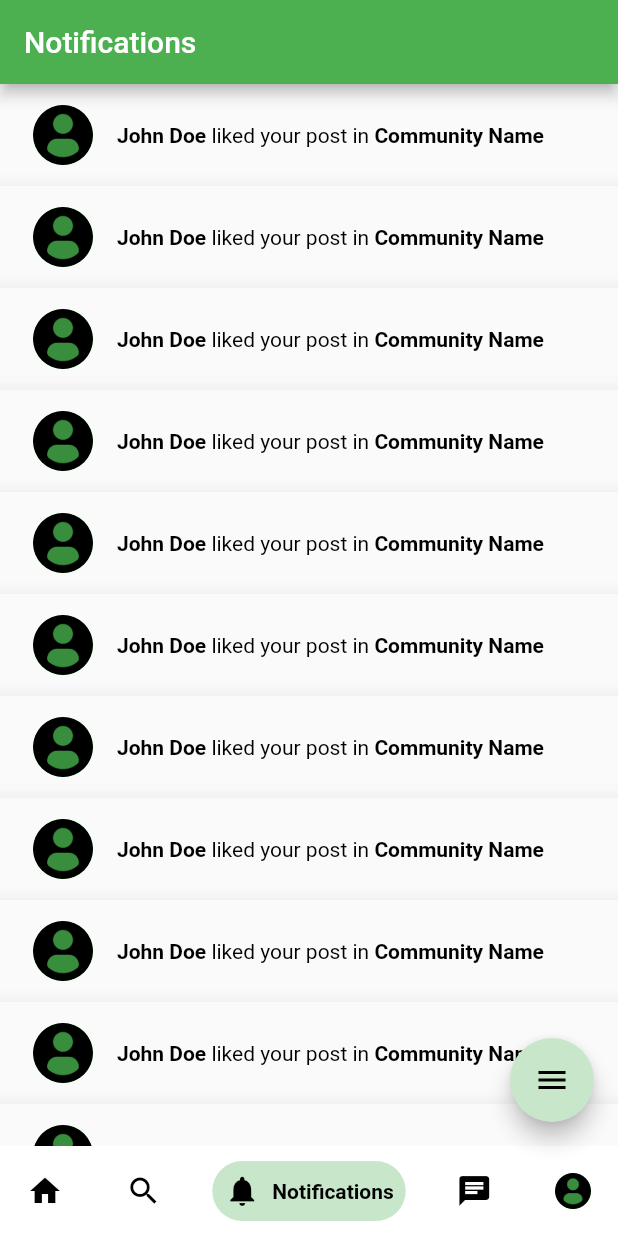
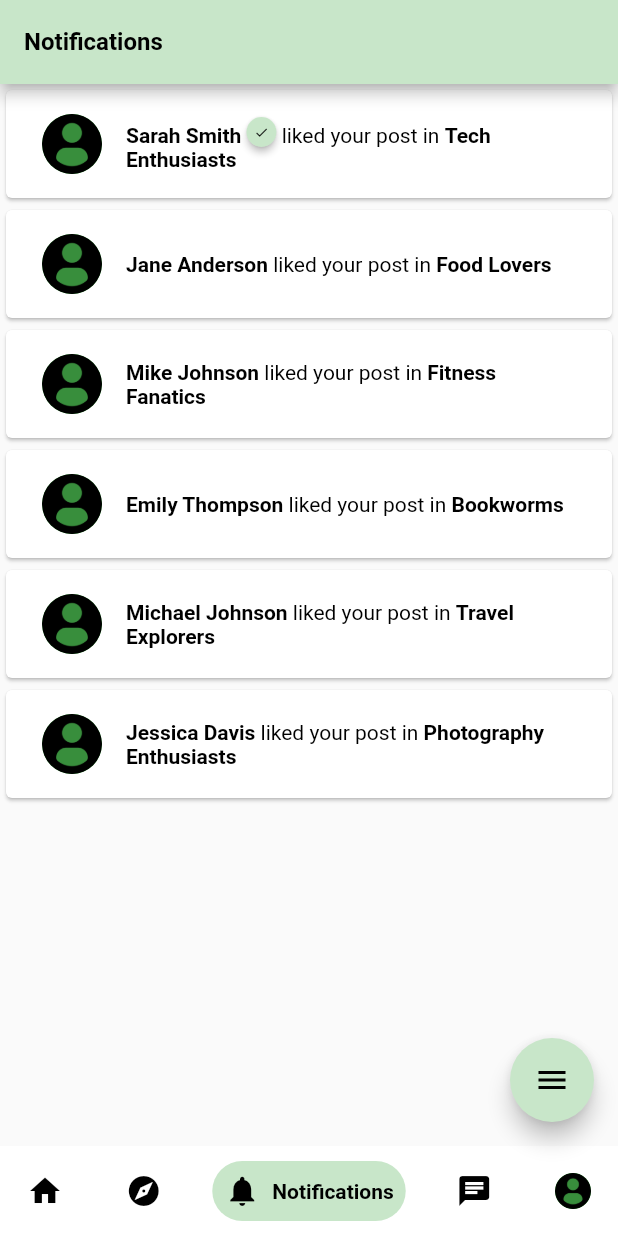
Before and after one commit to Smit2553/dialogue-social, a Flutter app: the screen it shows after launch, item 3 of the bottom bar chosen, on a phone screen of 412 x 824 dp. Run offline on Flutter 3.47's test engine with Material 2 defaults, Android fonts, the phone set to English and light mode, and no system bars; drawn by our look-alikes of badges, flutter_speed_dial, google_nav_bar; our stand-ins replace carousel_slider, image_picker; network calls fail.

Commit message:
General Improvments to everything Search page is now discover page Updated everything to sage green Added verified tags to everything

```diff
--- a/lib/components/chat_components.dart
+++ b/lib/components/chat_components.dart
@@ -82,7 +82,6 @@ class ChatBox extends StatelessWidget {
                           ),
                         ),
                         if (isVerified) ...[
-                          const SizedBox(width: 8.0),
                           badges.Badge(
                             badgeAnimation: const badges.BadgeAnimation.scale(
                               toAnimate: false,
--- a/lib/components/notification_message.dart
+++ b/lib/components/notification_message.dart
@@ -1,41 +1,69 @@
 import 'package:flutter/material.dart';
+import 'package:badges/badges.dart' as badges;
 
 class NotificationComponent extends StatelessWidget {
   final String communityName;
   final String userName;
   final String description;
+  final bool? isVerified;
 
   const NotificationComponent({
     Key? key,
     required this.communityName,
     required this.userName,
     required this.description,
+    this.isVerified = false,
   }) : super(key: key);
 
   @override
   Widget build(BuildContext context) {
-    return Material(
-      elevation: 12,
+    return SizedBox(
+      width: double.infinity,
+      child: Card(
+        elevation: 1,
         child: Padding(
-        padding: const EdgeInsets.all(6.0),
+          padding: const EdgeInsets.all(8.0),
           child: ListTile(
-          leading: CircleAvatar(
+            leading: const CircleAvatar(
               backgroundImage: AssetImage('assets/images/profile_picture.png'),
             ),
             title: RichText(
               text: TextSpan(
-              style: TextStyle(color: Colors.black),
+                style: const TextStyle(color: Colors.black),
                 children: [
                   TextSpan(
                     text: userName,
-                  style: TextStyle(fontWeight: FontWeight.bold),
+                    style: const TextStyle(fontWeight: FontWeight.bold),
                   ),
-                TextSpan(text: ' ' + description + ' '),
+                  if (isVerified == true)
+                    TextSpan(
+                      text: ' ',
+                      children: [
+                        WidgetSpan(
+                          child: badges.Badge(
+                            badgeAnimation: const badges.BadgeAnimation.scale(
+                              toAnimate: false,
+                            ),
+                            badgeContent: const Icon(
+                              Icons.check,
+                              size: 10.0,
+                              color: Colors.black,
+                            ),
+                            badgeStyle: badges.BadgeStyle(
+                              badgeColor: Colors.green.shade100,
+                              shape: badges.BadgeShape.instagram,
+                            ),
+                          ),
+                        ),
+                      ],
+                    ),
+                  TextSpan(text: ' $description '),
                   TextSpan(
                     text: communityName,
-                  style: TextStyle(fontWeight: FontWeight.bold),
+                    style: const TextStyle(fontWeight: FontWeight.bold),
                   ),
                 ],
+              ),
             ),
           ),
         ),
--- a/lib/homepage.dart
+++ b/lib/homepage.dart
@@ -1,7 +1,7 @@
 import 'package:flutter/material.dart';
 import 'package:google_nav_bar/google_nav_bar.dart';
 import 'package:dialogue_social/pages/home.dart';
-import 'package:dialogue_social/pages/search.dart';
+import 'package:dialogue_social/pages/discover.dart';
 import 'package:dialogue_social/pages/notifications.dart';
 import 'package:dialogue_social/pages/profile.dart';
 import 'package:dialogue_social/pages/chat.dart';
@@ -17,7 +17,7 @@ class HomePage extends StatefulWidget {
 
 class _HomePageState extends State<HomePage> {
   int _currentIndex = 0;
-  int badge = 1;
+  int unreadNotifications = 1;
 
   void _navigateBottomBar(int index) {
     setState(() {
@@ -27,7 +27,7 @@ class _HomePageState extends State<HomePage> {
 
   final List<Widget> _pages = [
     const UserHome(),
-    SearchPage(),
+    DiscoverPage(),
     const UserNotifications(),
     UserChat(),
     const UserProfile(),
@@ -37,25 +37,41 @@ class _HomePageState extends State<HomePage> {
   Widget build(BuildContext context) {
     return Scaffold(
       floatingActionButton: SpeedDial(
-        visible: _currentIndex != 1,
         animatedIcon: AnimatedIcons.menu_close,
         backgroundColor: Colors.green.shade100,
         foregroundColor: Colors.black,
         children: [
           _currentIndex == 3
               ? SpeedDialChild(
-                  child: Icon(Icons.add_comment),
+                  child: const Icon(Icons.add_comment),
                   label: 'New Chat',
                 )
               : SpeedDialChild(
-                  child: Icon(Icons.add),
+                  child: const Icon(Icons.add),
                   label: 'New Post',
                   onTap: () {},
                 ),
-          SpeedDialChild(
-            child: Icon(Icons.search),
-            label: 'Search',
-          ),
+          _currentIndex == 1
+              ? SpeedDialChild(
+                  child: const Icon(Icons.search),
+                  label: 'Search',
+                  onTap: () {},
+                )
+              : SpeedDialChild(
+                  child: const Icon(Icons.search),
+                  label: 'Search',
+                  onTap: () {},
+                ),
+          if (_currentIndex == 2)
+            SpeedDialChild(
+              child: const Icon(Icons.delete),
+              label: 'Read Notifications',
+              onTap: () {
+                setState(() {
+                  unreadNotifications = 0;
+                });
+              },
+            ),
         ],
       ),
       body: _pages[_currentIndex],
@@ -78,13 +94,13 @@ class _HomePageState extends State<HomePage> {
                 text: 'Home',
               ),
               const GButton(
-                icon: Icons.search,
-                text: 'Search',
+                icon: Icons.explore,
+                text: 'Discover',
               ),
               GButton(
                 icon: Icons.notifications,
                 text: 'Notifications',
-                leading: _currentIndex == 2 || badge == 0
+                leading: _currentIndex == 2 || unreadNotifications == 0
                     ? null
                     : badges.Badge(
                         position:
@@ -94,7 +110,7 @@ class _HomePageState extends State<HomePage> {
                           elevation: 0,
                         ),
                         badgeContent: Text(
-                          badge.toString(),
+                          unreadNotifications.toString(),
                           style: TextStyle(color: Colors.red.shade900),
                         ),
                         child: Icon(
--- a/lib/pages/home.dart
+++ b/lib/pages/home.dart
@@ -17,8 +17,7 @@ class UserHome extends StatelessWidget {
       SocialMediaPost(
         username: 'John Doe',
         title: 'This is a title',
-        description:
-            'Lorem ipsum dolor sit amet, consectetur adipiscing elit, sed do eiusmod tempor incididunt ut labore et dolore magna aliqua. Ut enim ad minim veniam, quis nostrud exercitation ullamco laboris nisi ut aliquip ex ea commodo consequat. Duis aute irure dolor in reprehenderit in voluptate velit esse cillum dolore eu fugiat nulla pariatur. Excepteur sint occaecat cupidatat non proident, sunt in culpa qui officia deserunt mollit anim id est laborum.',
+        description: 'This is text',
         imageUrl: 'https://picsum.photos/1920/1080',
         isVerified: true,
       ),
--- a/lib/pages/notifications.dart
+++ b/lib/pages/notifications.dart
@@ -7,82 +7,46 @@ class UserNotifications extends StatelessWidget {
   @override
   Widget build(BuildContext context) {
     return Scaffold(
-        appBar: AppBar(title: Text('Notifications')),
+        appBar: AppBar(
+          title: Text('Notifications'),
+          titleTextStyle: TextStyle(
+            color: Colors.black,
+            fontSize: 16,
+            fontWeight: FontWeight.bold,
+          ),
+          backgroundColor: Colors.green.shade100,
+        ),
         body: ListView(
           children: const [
             NotificationComponent(
-              communityName: 'Community Name',
-              userName: 'John Doe',
+              communityName: 'Tech Enthusiasts',
+              userName: 'Sarah Smith',
+              description: 'liked your post in',
+              isVerified: true,
+            ),
+            NotificationComponent(
+              communityName: 'Food Lovers',
+              userName: 'Jane Anderson',
               description: 'liked your post in',
             ),
             NotificationComponent(
-              communityName: 'Community Name',
-              userName: 'John Doe',
+              communityName: 'Fitness Fanatics',
+              userName: 'Mike Johnson',
               description: 'liked your post in',
             ),
             NotificationComponent(
-              communityName: 'Community Name',
-              userName: 'John Doe',
+              communityName: 'Bookworms',
+              userName: 'Emily Thompson',
               description: 'liked your post in',
             ),
             NotificationComponent(
-              communityName: 'Community Name',
-              userName: 'John Doe',
+              communityName: 'Travel Explorers',
+              userName: 'Michael Johnson',
               description: 'liked your post in',
             ),
             NotificationComponent(
-              communityName: 'Community Name',
-              userName: 'John Doe',
-              description: 'liked your post in',
-            ),
-            NotificationComponent(
-              communityName: 'Community Name',
-              userName: 'John Doe',
-              description: 'liked your post in',
-            ),
-            NotificationComponent(
-              communityName: 'Community Name',
-              userName: 'John Doe',
-              description: 'liked your post in',
-            ),
-            NotificationComponent(
-              communityName: 'Community Name',
-              userName: 'John Doe',
-              description: 'liked your post in',
-            ),
-            NotificationComponent(
-              communityName: 'Community Name',
-              userName: 'John Doe',
-              description: 'liked your post in',
-            ),
-            NotificationComponent(
-              communityName: 'Community Name',
-              userName: 'John Doe',
-              description: 'liked your post in',
-            ),
-            NotificationComponent(
-              communityName: 'Community Name',
-              userName: 'John Doe',
-              description: 'liked your post in',
-            ),
-            NotificationComponent(
-              communityName: 'Community Name',
-              userName: 'John Doe',
-              description: 'liked your post in',
-            ),
-            NotificationComponent(
-              communityName: 'Community Name',
-              userName: 'John Doe',
-              description: 'liked your post in',
-            ),
-            NotificationComponent(
-              communityName: 'Community Name',
-              userName: 'John Doe',
-              description: 'liked your post in',
-            ),
-            NotificationComponent(
-              communityName: 'Community Name',
-              userName: 'John Doe',
+              communityName: 'Photography Enthusiasts',
+              userName: 'Jessica Davis',
               description: 'liked your post in',
             ),
           ],
--- /dev/null
+++ b/lib/pages/sub_pages/news.dart
@@ -0,0 +1,32 @@
+import 'package:flutter/material.dart';
+import 'package:dialogue_social/components/social_media_post.dart';
+
+class NewsPage extends StatelessWidget {
+  const NewsPage({Key? key}) : super(key: key);
+
+  @override
+  Widget build(BuildContext context) {
+    return Scaffold(
+        body: ListView(children: [
+      SocialMediaPost(
+        username: 'Emily Thompson',
+        title: 'Book Recommendation',
+        description:
+            'I just finished reading an incredible book. You won\'t be able to put it down!',
+        imageUrl: 'https://picsum.photos/200/300',
+      ),
+      SocialMediaPost(
+        username: 'Michael Johnson',
+        title: 'Fitness Journey Update',
+        description:
+            'I\'ve been working hard on my fitness goals and making great progress. Here are some tips and tricks that have helped me along the way!',
+        imageUrl: 'https://picsum.photos/1920/1080',
+        isVerified: true,
+      ),
+      SocialMediaPost(
+        username: 'Jessica Davis',
+        title: 'Exciting Announcement',
+      ),
+    ]));
+  }
+}
```
Also changed, not shown: lib/components/user_profile_card.dart (+31 -8 lines), lib/pages/discover.dart (renamed from lib/pages/search.dart, +9 -16 lines), lib/pages/profile.dart (+16 -4 lines), lib/pages/sub_pages/recommended.dart (added, +32 -0 lines), lib/pages/sub_pages/trending.dart (added, +35 -0 lines). Lines whose indentation alone changed are shown as unchanged.
